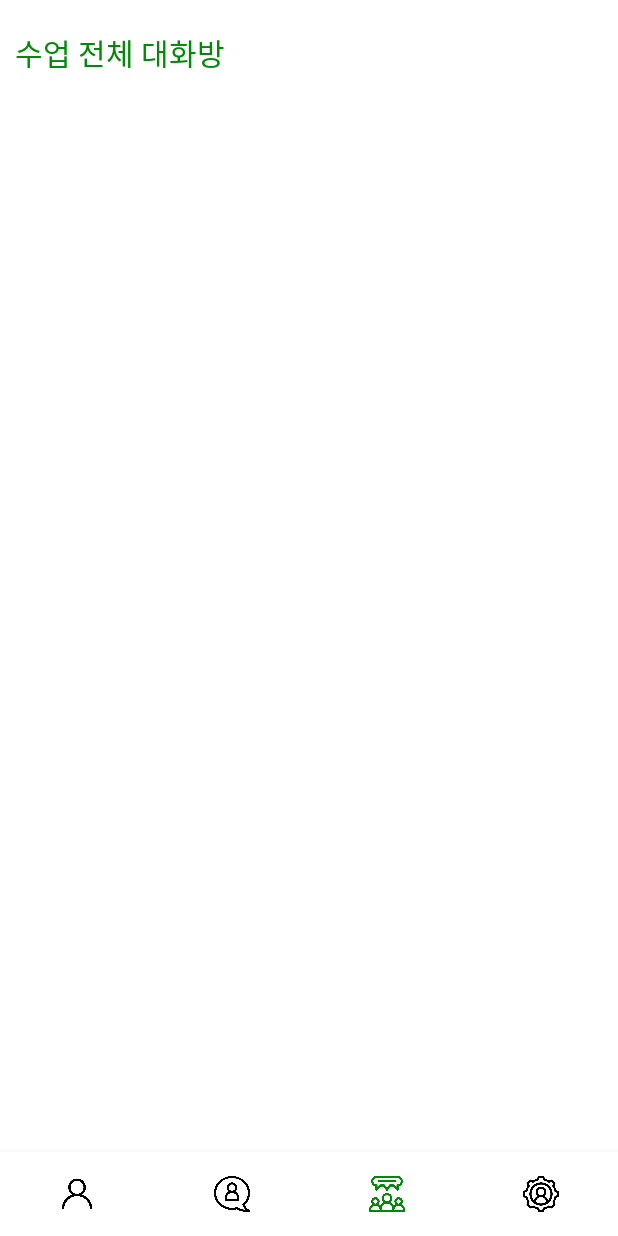
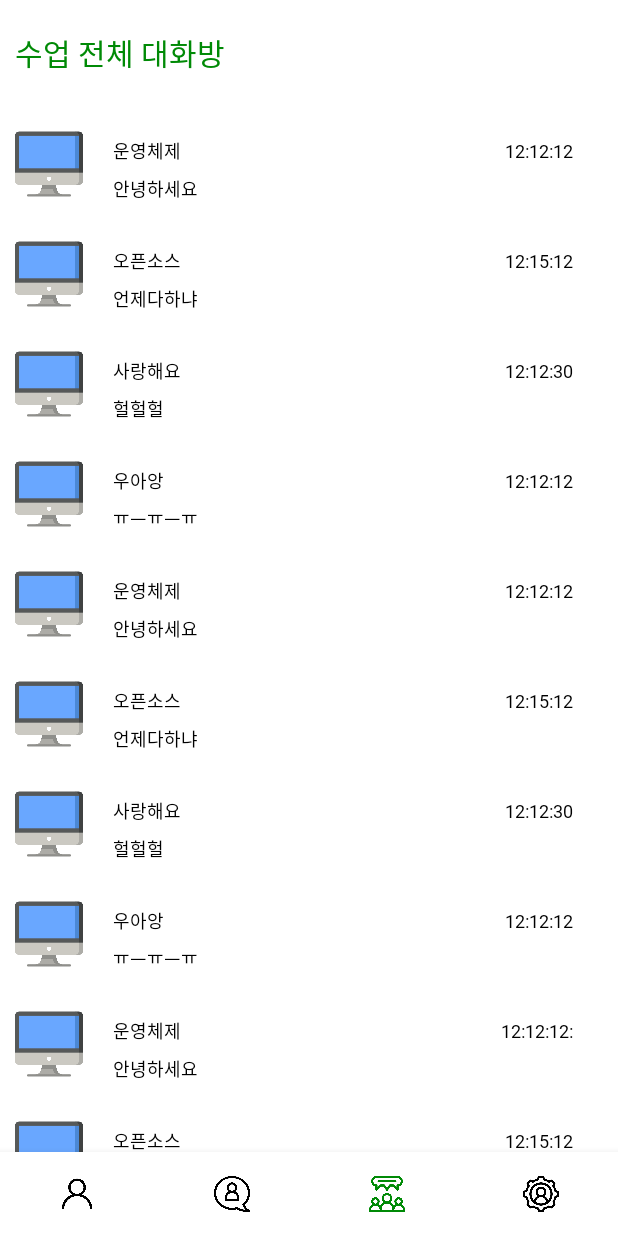
Before and after one commit to JeongSangByuk/ClassPlus, an Android app: the MainActivity screen opened directly, with no data from a screen before it, item 3 of the bottom bar chosen, on a phone screen of 412 x 824 dp. Run offline under Robolectric (Android 15) with nearby library versions, the phone set to English and light mode, and no system bars.

Commit message:
[Add] total chatting recycler view connect

```diff
--- a/Android/app/build.gradle
+++ b/Android/app/build.gradle
@@ -5,7 +5,7 @@ android {
     buildToolsVersion "29.0.2"
     defaultConfig {
         applicationId "com.example.classplus"
-        minSdkVersion 15
+        minSdkVersion 21
         targetSdkVersion 29
         versionCode 1
         versionName "1.0"
--- a/Android/app/src/main/java/com/example/classplus/ChattingFragment.java
+++ b/Android/app/src/main/java/com/example/classplus/ChatFragment.java
@@ -8,17 +8,29 @@ import android.view.ViewGroup;
 import androidx.annotation.NonNull;
 import androidx.annotation.Nullable;
 import androidx.fragment.app.Fragment;
+import androidx.recyclerview.widget.RecyclerView;
 
-public class ChattingFragment extends Fragment {
+public class ChatFragment extends Fragment {
+
+    private RecyclerView recyclerviewTotalChatting;
+    private View view;
 
     @Nullable
     @Override
     public View onCreateView(@NonNull LayoutInflater inflater, @Nullable ViewGroup container, @Nullable Bundle savedInstanceState) {
-        return inflater.inflate(R.layout.fragment_chatting,container,false);
+
+        view = getView();
+        return view;
+
     }
 
     @Override
     public void onViewCreated(@NonNull View view, @Nullable Bundle savedInstanceState) {
         super.onViewCreated(view, savedInstanceState);
+
+//        recyclerviewTotalChatting = view.findViewById(R.id.recyclerview_total_chatting);
+//        recyclerviewTotalChatting.setAdapter();
+
+
     }
 }
--- /dev/null
+++ b/Android/app/src/main/java/com/example/classplus/DTO/ChatRoomInfo.java
@@ -0,0 +1,56 @@
+package com.example.classplus.DTO;
+
+import com.example.classplus.R;
+
+public class ChatRoomInfo {
+    private String name;
+    private String lastTime;
+    private String lastChat;
+    private int img;
+
+    public ChatRoomInfo(String name, String lastTime, String lastChat) {
+        this.name = name;
+        this.lastTime = lastTime;
+        this.lastChat = lastChat;
+        this.img = R.drawable.img_chat_desktop;
+    }
+
+    public ChatRoomInfo(String name, String chat, String lastTime, int img) {
+        this.name = name;
+        this.lastTime = lastTime;
+        this.lastChat = chat;
+        this.img = img;
+    }
+
+    public String getName() {
+        return name;
+    }
+
+    public void setName(String name) {
+        this.name = name;
+    }
+
+    public String getLastTime() {
+        return lastTime;
+    }
+
+    public void setLastTime(String lastTime) {
+        this.lastTime = lastTime;
+    }
+
+    public String getLastChat() {
+        return lastChat;
+    }
+
+    public void setLastChat(String chat) {
+        this.lastChat = chat;
+    }
+
+    public int getImg() {
+        return img;
+    }
+
+    public void setImg(int img) {
+        this.img = img;
+    }
+}
--- a/Android/app/src/main/java/com/example/classplus/MainActivity.java
+++ b/Android/app/src/main/java/com/example/classplus/MainActivity.java
@@ -49,12 +49,12 @@ public class MainActivity extends AppCompatActivity {
                     replaceFragment(new MyPageFragment());
                     break;
 
-                case R.id.bottom_navigation_chatting:
-                    replaceFragment(new ChattingFragment());
+                case R.id.bottom_navigation_chat:
+                    replaceFragment(new ChatFragment());
                     break;
 
-                case R.id.bottom_navigation_total_chatting:
-                    replaceFragment(new TotalChattingFragment());
+                case R.id.bottom_navigation_total_chat:
+                    replaceFragment(new TotalChatFragment());
                     break;
 
                 case R.id.bottom_navigation_setting:
--- /dev/null
+++ b/Android/app/src/main/java/com/example/classplus/RecyclerviewController/TotalChatRVAdapter.java
@@ -0,0 +1,60 @@
+package com.example.classplus.RecyclerviewController;
+
+import android.content.Context;
+import android.util.Log;
+import android.view.LayoutInflater;
+import android.view.View;
+import android.view.ViewGroup;
+
+import androidx.annotation.NonNull;
+import androidx.recyclerview.widget.RecyclerView;
+
+import com.example.classplus.DTO.ChatRoomInfo;
+import com.example.classplus.MainActivity;
+import com.example.classplus.R;
+
+import java.util.ArrayList;
+
+public class TotalChatRVAdapter extends RecyclerView.Adapter<TotalChatViewHolder> {
+
+    private View view;
+    private Context context;
+    private LayoutInflater layoutInflater;
+    private ArrayList<ChatRoomInfo> chatList;
+    private MainActivity mainActivity;
+
+    public TotalChatRVAdapter(Context context,ArrayList<ChatRoomInfo> chatList) {
+        this.context = context;
+        this.chatList = chatList;
+    }
+
+    @NonNull
+    @Override
+    public TotalChatViewHolder onCreateViewHolder(@NonNull ViewGroup parent, int viewType) {
+        Log.d("qwe","qweqwe");
+        //layoutInflater = (LayoutInflater) context.getSystemService(context.LAYOUT_INFLATER_SERVICE);
+        //view = layoutInflater.inflate(R.layout.item_chat_room_list, parent, false);
+
+        View view = LayoutInflater.from(parent.getContext()).inflate(R.layout.item_chat_room_list, parent, false);
+        TotalChatViewHolder holder = new TotalChatViewHolder(view);
+        return holder;
+
+        //return new TotalChatViewHolder(view);
+    }
+
+    @Override
+    public void onBindViewHolder(@NonNull TotalChatViewHolder holder, int position) {
+
+        holder.name.setText(chatList.get(position).getName());
+        Log.d("qwe", chatList.get(position).getName());
+        holder.lastTime.setText(chatList.get(position).getLastTime());
+        holder.lastChat.setText(chatList.get(position).getLastChat());
+        holder.chatImg.setImageResource(chatList.get(position).getImg());
+    }
+
+    @Override
+    public int getItemCount() {
+        Log.d("qwe","qwe");
+        return chatList.size();
+    }
+}
--- /dev/null
+++ b/Android/app/src/main/java/com/example/classplus/RecyclerviewController/TotalChatViewHolder.java
@@ -0,0 +1,27 @@
+package com.example.classplus.RecyclerviewController;
+
+import android.view.View;
+import android.widget.ImageView;
+import android.widget.TextView;
+
+import androidx.annotation.NonNull;
+import androidx.recyclerview.widget.RecyclerView;
+
+import com.example.classplus.R;
+
+public class TotalChatViewHolder extends RecyclerView.ViewHolder {
+
+    protected TextView name;
+    protected TextView lastChat;
+    protected TextView lastTime;
+    protected ImageView chatImg;
+
+    public TotalChatViewHolder(@NonNull View itemView) {
+        super(itemView);
+        name = itemView.findViewById(R.id.tv_itemmsg_name);
+        lastChat = itemView.findViewById(R.id.tv_itemmsg_lastchat);
+        lastTime = itemView.findViewById(R.id.tv_itemmsg_time);
+        chatImg = itemView.findViewById(R.id.iv_itemmsg_image);
+    }
+
+}
--- /dev/null
+++ b/Android/app/src/main/java/com/example/classplus/TotalChatFragment.java
@@ -0,0 +1,58 @@
+package com.example.classplus;
+
+import android.os.Bundle;
+import android.view.LayoutInflater;
+import android.view.View;
+import android.view.ViewGroup;
+
+import androidx.annotation.NonNull;
+import androidx.annotation.Nullable;
+import androidx.fragment.app.Fragment;
+import androidx.recyclerview.widget.LinearLayoutManager;
+import androidx.recyclerview.widget.RecyclerView;
+
+import com.example.classplus.DTO.ChatRoomInfo;
+import com.example.classplus.RecyclerviewController.TotalChatRVAdapter;
+
+import java.util.ArrayList;
+
+public class TotalChatFragment extends Fragment {
+
+    private RecyclerView recyclerviewTotalChat;
+    private TotalChatRVAdapter totalChatRVAdapter;
+    private View view;
+    private ArrayList<ChatRoomInfo> chatRoomInfoList;
+
+    @Nullable
+    @Override
+    public View onCreateView(@NonNull LayoutInflater inflater, @Nullable ViewGroup container, @Nullable Bundle savedInstanceState) {
+        ViewGroup view = (ViewGroup) inflater.inflate(R.layout.fragment_total_chat,container,false);
+
+        recyclerviewTotalChat = view.findViewById(R.id.recyclerview_total_chat);
+
+        testInit(); //테스트 데이터 삽입.
+
+        totalChatRVAdapter = new TotalChatRVAdapter(getActivity(),chatRoomInfoList);
+        recyclerviewTotalChat.setAdapter(totalChatRVAdapter);
+
+        return view;
+    }
+    public void testInit(){
+
+        chatRoomInfoList = new ArrayList<ChatRoomInfo>();
+        chatRoomInfoList.add(new ChatRoomInfo("운영체제","12:12:12","안녕하세요"));
+        chatRoomInfoList.add(new ChatRoomInfo("오픈소스","12:15:12","언제다하냐"));
+        chatRoomInfoList.add(new ChatRoomInfo("사랑해요","12:12:30","헐헐헐"));
+        chatRoomInfoList.add(new ChatRoomInfo("우아앙","12:12:12","ㅠㅡㅠㅡㅠ"));
+        chatRoomInfoList.add(new ChatRoomInfo("운영체제","12:12:12","안녕하세요"));
+        chatRoomInfoList.add(new ChatRoomInfo("오픈소스","12:15:12","언제다하냐"));
+        chatRoomInfoList.add(new ChatRoomInfo("사랑해요","12:12:30","헐헐헐"));
+        chatRoomInfoList.add(new ChatRoomInfo("우아앙","12:12:12","ㅠㅡㅠㅡㅠ"));
+        chatRoomInfoList.add(new ChatRoomInfo("운영체제","12:12:12:","안녕하세요"));
+        chatRoomInfoList.add(new ChatRoomInfo("오픈소스","12:15:12","언제다하냐"));
+        chatRoomInfoList.add(new ChatRoomInfo("사랑해요","12:12:30","헐헐헐"));
+        chatRoomInfoList.add(new ChatRoomInfo("우아앙","12:12:12","ㅠㅡㅠㅡㅠ"));
+
+
+    }
+}
--- a/Android/app/src/main/java/com/example/classplus/TotalChattingFragment.java
+++ /dev/null
@@ -1,24 +0,0 @@
-package com.example.classplus;
-
-import android.os.Bundle;
-import android.view.LayoutInflater;
-import android.view.View;
-import android.view.ViewGroup;
-
-import androidx.annotation.NonNull;
-import androidx.annotation.Nullable;
-import androidx.fragment.app.Fragment;
-
-public class TotalChattingFragment extends Fragment {
-
-    @Nullable
-    @Override
-    public View onCreateView(@NonNull LayoutInflater inflater, @Nullable ViewGroup container, @Nullable Bundle savedInstanceState) {
-        return inflater.inflate(R.layout.fragment_total_chatting,container,false);
-    }
-
-    @Override
-    public void onViewCreated(@NonNull View view, @Nullable Bundle savedInstanceState) {
-        super.onViewCreated(view, savedInstanceState);
-    }
-}
--- /dev/null
+++ b/Android/app/src/main/res/layout-v21/item_chat_room_list.xml
@@ -0,0 +1,87 @@
+<?xml version="1.0" encoding="utf-8"?>
+
+<LinearLayout
+    xmlns:android="http://schemas.android.com/apk/res/android"
+    android:layout_width="match_parent"
+    android:layout_height="wrap_content"
+    android:background="@color/white"
+    android:clickable="true"
+    android:foreground="?android:attr/selectableItemBackgroundBorderless"
+    android:orientation="vertical"
+    android:paddingBottom="10dp">
+
+    <LinearLayout
+        android:layout_width="match_parent"
+        android:layout_height="match_parent"
+        android:orientation="horizontal">
+
+
+        <ImageView
+            android:id="@+id/iv_itemmsg_image"
+            android:layout_width="45dp"
+            android:layout_height="45dp"
+            android:layout_marginLeft="10dp"
+            android:layout_marginTop="15dp"
+            android:adjustViewBounds="true"
+            android:background="@color/colorTransparent"
+            android:scaleType="fitCenter"
+            android:src="@drawable/img_chat_desktop" />
+
+
+        <LinearLayout
+            android:id="@+id/layout_item_msg_list"
+            android:layout_width="match_parent"
+            android:layout_height="wrap_content"
+            android:layout_marginLeft="10dp"
+            android:layout_marginRight="20dp"
+            android:orientation="vertical">
+
+            <LinearLayout
+                android:layout_width="match_parent"
+                android:layout_height="wrap_content"
+                android:layout_marginTop="20dp"
+                android:layout_marginBottom="7dp"
+                android:orientation="horizontal">
+
+                <TextView
+                    android:id="@+id/tv_itemmsg_name"
+                    android:layout_width="wrap_content"
+                    android:layout_height="wrap_content"
+                    android:fontFamily="@font/nanumsquareb"
+                    android:paddingLeft="10dp"
+
+                    android:text="운영체제 전체 대화방"
+                    android:textColor="@color/black"
+                    android:textSize="12dp" />
+
+                <TextView
+                    android:id="@+id/tv_itemmsg_time"
+                    android:layout_width="0dp"
+                    android:layout_height="wrap_content"
+                    android:layout_weight="1"
+
+                    android:fontFamily="@font/nanumsquareb"
+                    android:gravity="right"
+                    android:paddingRight="10dp"
+                    android:text="21:44:34"
+                    android:textColor="@color/black"
+                    android:textSize="12dp" />
+
+            </LinearLayout>
+
+            <TextView
+                android:id="@+id/tv_itemmsg_lastchat"
+                android:layout_width="wrap_content"
+                android:layout_height="wrap_content"
+                android:fontFamily="@font/nanumsquarer"
+                android:paddingLeft="10dp"
+
+                android:text="이번주 과제 공지합니다."
+                android:textColor="@color/black"
+                android:textSize="12dp" />
+
+        </LinearLayout>
+
+    </LinearLayout>
+
+</LinearLayout>
--- a/Android/app/src/main/res/layout/activity_main.xml
+++ b/Android/app/src/main/res/layout/activity_main.xml
@@ -6,7 +6,8 @@
     android:layout_width="match_parent"
     android:layout_height="match_parent"
     tools:context=".MainActivity"
-    android:orientation="vertical">
+    android:orientation="vertical"
+    android:background="@color/white">
 
     <FrameLayout
         android:id="@+id/frame_container"
--- a/Android/app/src/main/res/layout/fragment_chatting.xml
+++ b/Android/app/src/main/res/layout/fragment_chatting.xml
@@ -1,6 +1,7 @@
 <?xml version="1.0" encoding="utf-8"?>
 <LinearLayout
     xmlns:android="http://schemas.android.com/apk/res/android"
+    xmlns:app="http://schemas.android.com/apk/res-auto"
     android:layout_width="match_parent"
     android:layout_height="match_parent"
     android:background="@color/white"
@@ -11,6 +12,7 @@
         android:layout_height="wrap_content"
         android:layout_marginLeft="10dp"
         android:layout_marginTop="20dp"
+        android:layout_marginBottom="30dp"
         android:fontFamily="@font/nanumsquareeb"
         android:text="팀 대화방"
 
@@ -19,4 +21,6 @@
 
 
 
+
+
 </LinearLayout>
--- /dev/null
+++ b/Android/app/src/main/res/layout/fragment_total_chat.xml
@@ -0,0 +1,39 @@
+<?xml version="1.0" encoding="utf-8"?>
+<LinearLayout
+    xmlns:android="http://schemas.android.com/apk/res/android"
+    android:layout_width="match_parent"
+    android:layout_height="match_parent"
+    android:background="@color/white"
+    xmlns:app="http://schemas.android.com/apk/res-auto"
+    android:orientation="vertical">
+
+    <TextView
+        android:layout_width="wrap_content"
+        android:layout_height="wrap_content"
+        android:layout_marginLeft="10dp"
+        android:layout_marginTop="20dp"
+        android:layout_marginBottom="20dp"
+        android:fontFamily="@font/nanumsquareeb"
+        android:text="수업 전체 대화방"
+        android:textColor="@color/mainGreen"
+        android:textSize="20dp" />
+
+    <View
+        android:layout_width="match_parent"
+        android:layout_height="1dp"
+        android:elevation="10dp"/>
+
+    <androidx.recyclerview.widget.RecyclerView
+        android:id="@+id/recyclerview_total_chat"
+        android:layout_width="match_parent"
+        android:layout_height="match_parent"
+        android:background="@color/white"
+        android:orientation="vertical"
+        android:overScrollMode="never"
+        app:layoutManager="androidx.recyclerview.widget.LinearLayoutManager"
+        >
+
+
+    </androidx.recyclerview.widget.RecyclerView>
+
+</LinearLayout>
--- a/Android/app/src/main/res/layout/fragment_total_chatting.xml
+++ /dev/null
@@ -1,20 +0,0 @@
-<?xml version="1.0" encoding="utf-8"?>
-<LinearLayout
-    xmlns:android="http://schemas.android.com/apk/res/android"
-    android:layout_width="match_parent"
-    android:layout_height="match_parent"
-    android:background="@color/white"
-    android:orientation="vertical">
-
-    <TextView
-        android:layout_width="wrap_content"
-        android:layout_height="wrap_content"
-        android:layout_marginLeft="10dp"
-        android:layout_marginTop="20dp"
-        android:fontFamily="@font/nanumsquareeb"
-        android:text="수업 전체 대화방"
-
-        android:textColor="@color/mainGreen"
-        android:textSize="20dp" />
-
-</LinearLayout>
--- a/Android/app/src/main/res/menu/menu_bottom.xml
+++ b/Android/app/src/main/res/menu/menu_bottom.xml
@@ -7,13 +7,13 @@
         android:title="" />
 
     <item
-        android:id="@+id/bottom_navigation_chatting"
+        android:id="@+id/bottom_navigation_chat"
         android:icon="@drawable/discussion"
         android:enabled="true"
         android:title="" />
 
     <item
-        android:id="@+id/bottom_navigation_total_chatting"
+        android:id="@+id/bottom_navigation_total_chat"
         android:icon="@drawable/discussion2"
         android:enabled="true"
         android:title=""/>
```
Also changed, not shown: Android/app/src/main/res/drawable/img_chat_desktop.png (added).
